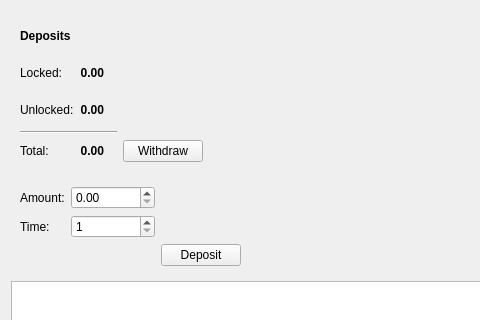
The window that src/gui/ui/depositsframe.ui (Vetro7/RoyaltiesGUI) describes before a commit, drawn with Qt 5; both pictures show x 0 to 480 and y 0 to 320 of the 798 by 557 pixel window.
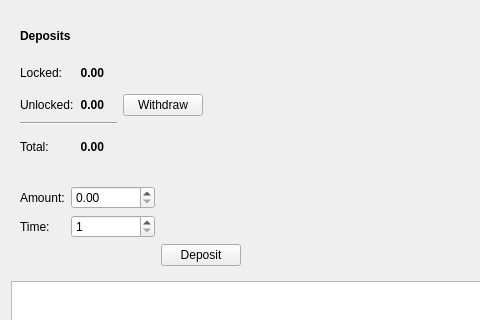
The same window after the commit.

Diff of the .ui file:
```diff
--- a/src/gui/ui/depositsframe.ui
+++ b/src/gui/ui/depositsframe.ui
@@ -157,7 +157,7 @@
         </property>
        </spacer>
       </item>
-      <item row="4" column="4">
+      <item row="2" column="4">
        <widget class="QPushButton" name="m_withdrawButton">
         <property name="text">
          <string>Withdraw</string>
```
Left out of the diff: 36 changed lines with no effect on the pictures.
